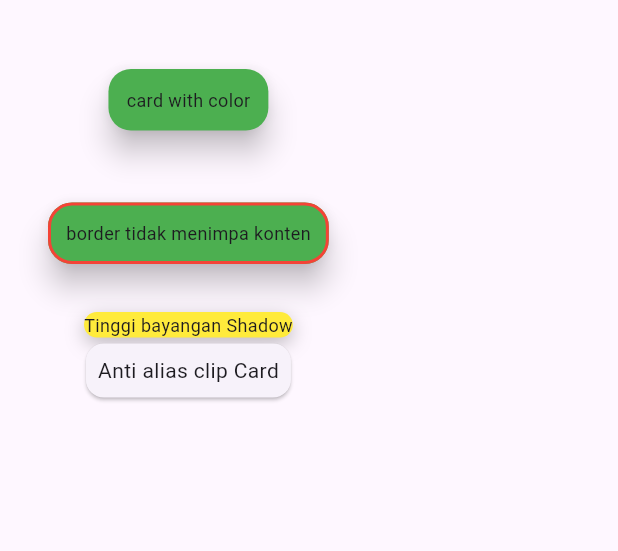
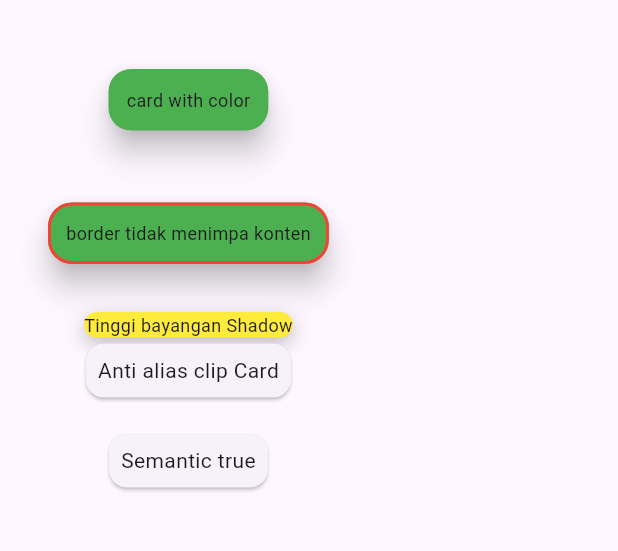
Before and after one commit to adityaaji03/tugas_week_8_1123150023, a Flutter app: the screen it shows after launch, on a phone screen of 412 x 824 dp, the part 63-614 px from its top. Run offline on Flutter 3.47's test engine with Material 3 defaults, Android fonts, the phone set to English and light mode, and no system bars.

Commit message:
mencoba properti semantic

```diff
--- a/lib/pages/page_card_01.dart
+++ b/lib/pages/page_card_01.dart
@@ -76,7 +76,18 @@ class MyPages extends StatelessWidget {
               ),
             ),
             SizedBox(height: 16),
+
+            Card(
+              semanticContainer: true,
+              child: Padding(
+                padding: EdgeInsets.all(8),
+                child: Text("Semantic true", style: TextStyle(fontSize: 14)),
+              ),
+            ),
+            SizedBox(height: 16),
           ],
+
+
         ),
       ),
     );
```
